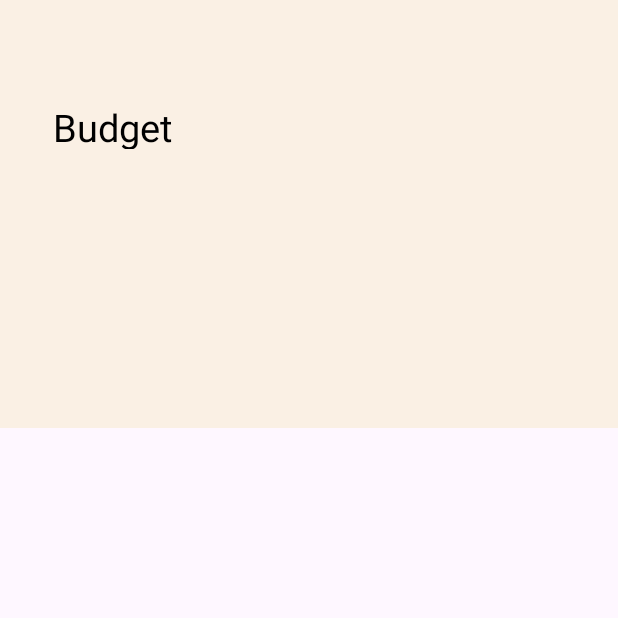
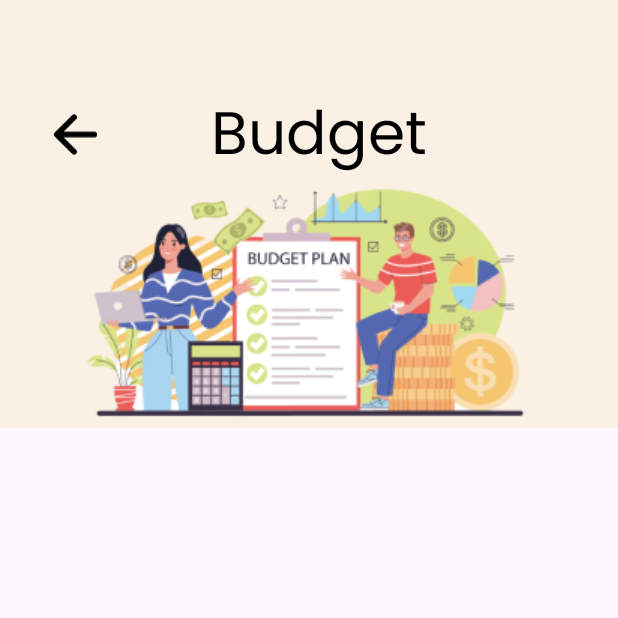
Before and after one commit to miliaaaaz/skripsi, an Android app: the budgeting1 screen opened directly, with no data from a screen before it, on a phone screen of 412 x 824 dp, the top half of it. Run offline under Robolectric (Android 15) with nearby library versions, the phone set to English and light mode, and no system bars.

Commit message:
budgetingupdate1

```diff
--- /dev/null
+++ b/app/src/main/res/drawable/back_button.xml
@@ -0,0 +1,13 @@
+<vector xmlns:android="http://schemas.android.com/apk/res/android"
+    android:width="22dp"
+    android:height="20dp"
+    android:viewportWidth="22"
+    android:viewportHeight="20">
+  <path
+      android:pathData="M10.297,18.438L1.859,10L10.297,1.563M3.031,10H20.141"
+      android:strokeLineJoin="round"
+      android:strokeWidth="2.8125"
+      android:fillColor="#00000000"
+      android:strokeColor="#000000"
+      android:strokeLineCap="round"/>
+</vector>
--- a/app/src/main/res/layout/activity_budgeting1.xml
+++ b/app/src/main/res/layout/activity_budgeting1.xml
@@ -16,23 +16,46 @@
 
         <RelativeLayout
             android:id="@+id/frame_2364"
-            android:layout_width="229dp"
-            android:layout_height="32dp"
+            android:layout_width="355dp"
+            android:layout_height="60dp"
             android:layout_alignParentLeft="true"
+            android:layout_alignParentTop="true"
+            android:layout_alignParentEnd="true"
             android:layout_marginLeft="21dp"
-            android:layout_alignParentTop="true"
-            android:layout_marginTop="67dp">
+            android:layout_marginTop="60dp"
+            android:layout_marginEnd="21dp">
+
+            <ImageView
+                android:id="@+id/backButton"
+                android:layout_width="30dp"
+                android:layout_height="30dp"
+                android:layout_alignParentBottom="true"
+                android:layout_marginBottom="15dp"
+                android:clickable="true"
+                android:gravity="center_vertical"
+                android:onClick="back_button_click"
+                android:src="@drawable/back_button" />
 
             <TextView
                 android:id="@+id/budget"
-                android:layout_width="107dp"
-                android:layout_height="32dp"
+                android:layout_width="match_parent"
+                android:layout_height="match_parent"
+                android:gravity="center_horizontal|top"
                 android:text="@string/budget"
-                android:textAppearance="@style/textM"
-                android:gravity="center_horizontal|top"
-                />
+                android:fontFamily="@font/poppins"
+                android:textAppearance="@style/textL" />
 
         </RelativeLayout>
+
+        <ImageView
+            android:layout_width="wrap_content"
+            android:layout_height="wrap_content"
+            android:layout_alignParentBottom="true"
+            android:layout_marginBottom="0dp"
+            android:layout_centerHorizontal="true"
+
+            android:gravity="center_horizontal|bottom"
+            android:src="@drawable/budgeting" />
 
     </RelativeLayout>
 
--- a/app/src/main/res/values/strings.xml
+++ b/app/src/main/res/values/strings.xml
@@ -16,4 +16,6 @@
     <string name="days">365 Days</string>
     <string name="until_our_w">Until Our Wedding</string>
 
+<!--    String untuk button-->
+    <string name="back_button">Back</string>
 </resources>
--- a/app/src/main/res/values/themes.xml
+++ b/app/src/main/res/values/themes.xml
@@ -7,33 +7,38 @@
 
     <style name="Theme.WeddingPlanner" parent="Base.Theme.WeddingPlanner" />
 
+    <style name="textL">
+        <item name="android:textSize">40dp</item>
+        <item name="android:textColor">#000000</item>
+    </style>
+
     <style name="textM">
-        <item name="android:textSize">25sp</item>
+        <item name="android:textSize">38dp</item>
         <item name="android:textColor">#000000</item>
     </style>
 
     <style name="textS">
-        <item name="android:textSize">20sp</item>
+        <item name="android:textSize">20dp</item>
         <item name="android:textColor">#000000</item>
     </style>
 
     <style name="textXS">
-        <item name="android:textSize">15sp</item>
+        <item name="android:textSize">15dp</item>
         <item name="android:textColor">#000000</item>
     </style>
 
     <style name="textXXS">
-        <item name="android:textSize">10sp</item>
+        <item name="android:textSize">10dp</item>
         <item name="android:textColor">#000000</item>
     </style>
 
     <style name="textXL">
-        <item name="android:textSize">50sp</item>
+        <item name="android:textSize">50dp</item>
         <item name="android:textColor">#000000</item>
     </style>
 
     <style name="AestheticXL">
-        <item name="android:textSize">55sp</item>
+        <item name="android:textSize">55dp</item>
         <item name="android:textColor">#000000</item>
     </style>
 
```
